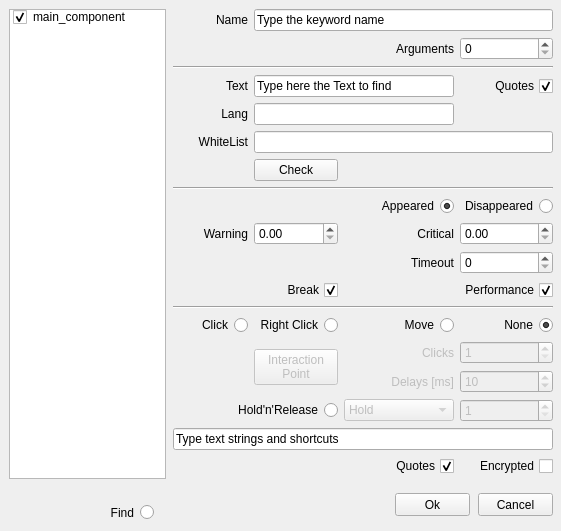
alyvix/alyvix, file alyvix/extra/robotide/qt_ui/alyvix_text_finder_properties_view.ui: the form before one commit.
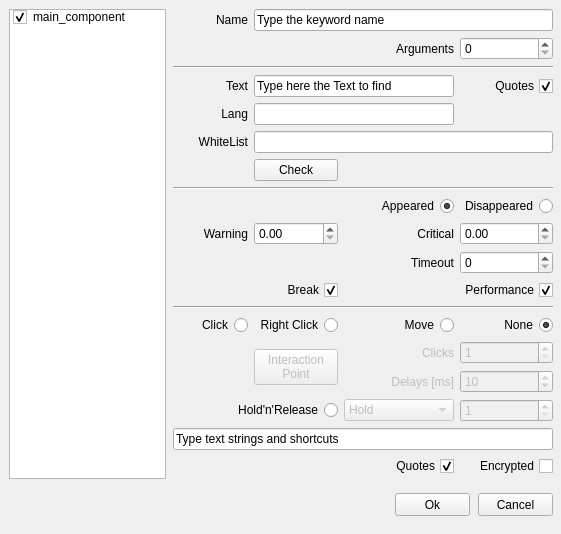
The form after the commit.

Diff of the .ui file:
```diff
--- a/alyvix/extra/robotide/qt_ui/alyvix_text_finder_properties_view.ui
+++ b/alyvix/extra/robotide/qt_ui/alyvix_text_finder_properties_view.ui
@@ -7,7 +7,7 @@
     <x>0</x>
     <y>0</y>
     <width>561</width>
-    <height>531</height>
+    <height>534</height>
    </rect>
   </property>
   <property name="windowTitle">
@@ -1072,7 +1072,7 @@
    <property name="geometry">
     <rect>
      <x>66</x>
-     <y>504</y>
+     <y>8000</y>
      <width>88</width>
      <height>17</height>
     </rect>
```
Left out of the diff: 32 changed lines with no effect on the pictures.
